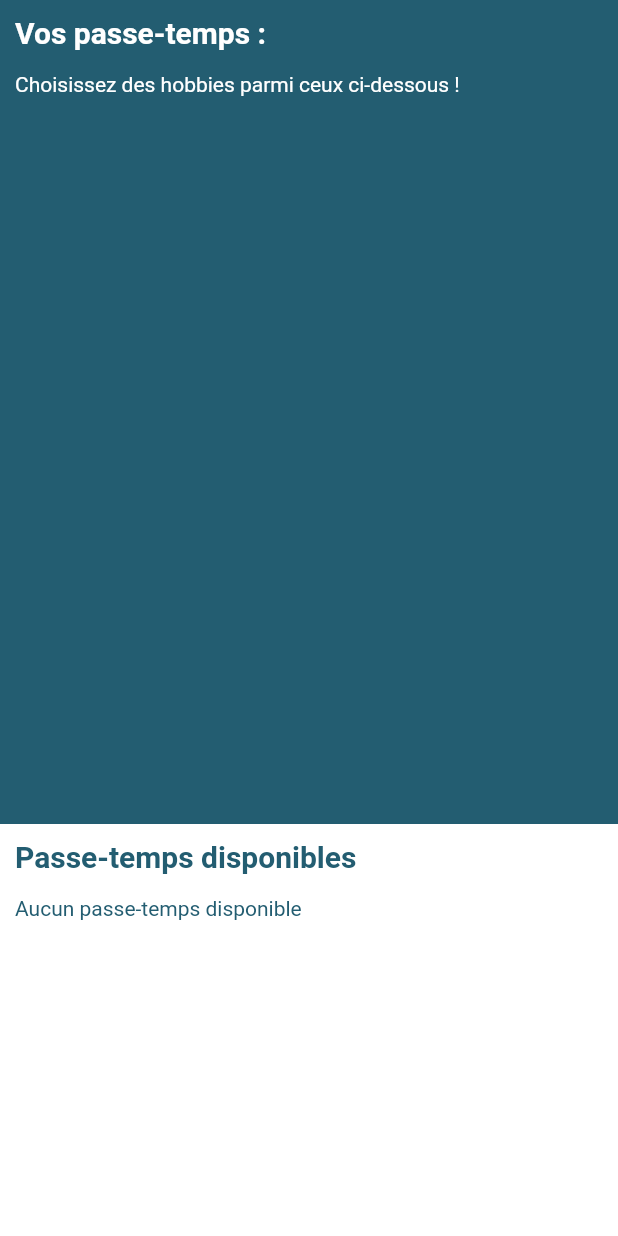
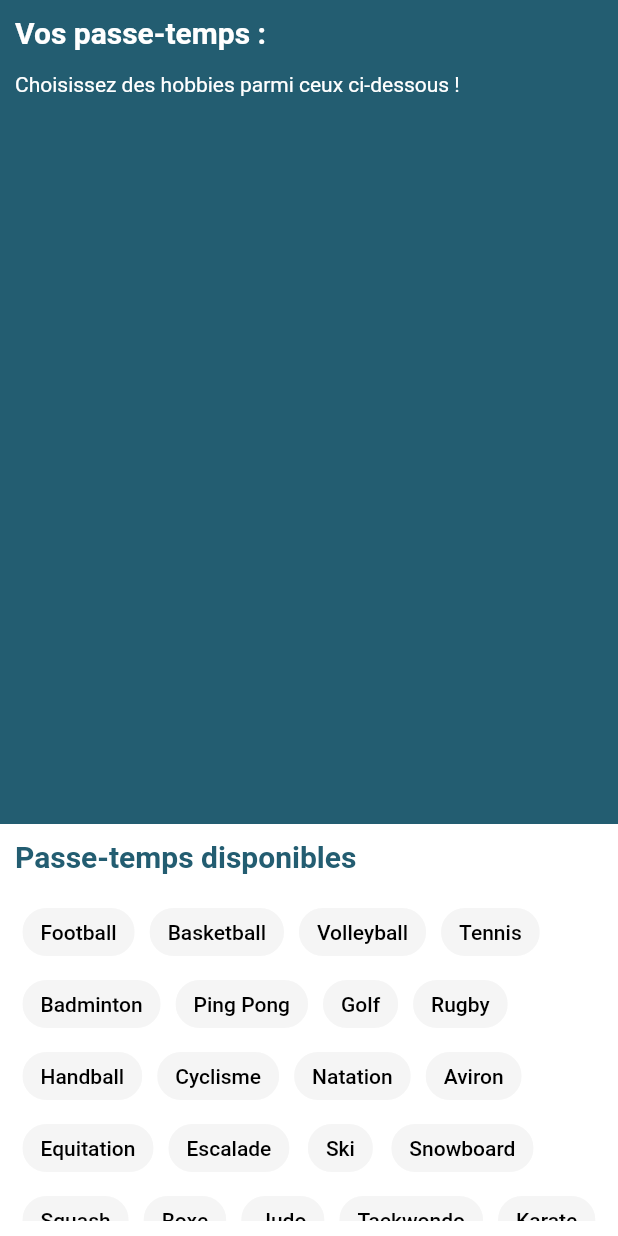
Before and after one commit to williamquach/choose_my_hobbies, a Flutter app: the screen it shows after launch, on a phone screen of 412 x 824 dp. Run offline on Flutter 3.47's test engine with Material 2 defaults, Android fonts, the phone set to English and light mode, and no system bars.

Commit message:
fix(hobbies): uncomment hobbies list

```diff
--- a/lib/main.dart
+++ b/lib/main.dart
@@ -25,93 +25,93 @@ class MyHomePage extends StatefulWidget {
   MyHomePage({Key? key}) : super(key: key);
 
   final List<String> availableHobbies = [
-    // 'Football',
-    // 'Basketball',
-    // 'Volleyball',
-    // 'Tennis',
-    // 'Badminton',
-    // 'Ping Pong',
-    // 'Golf',
-    // 'Rugby',
-    // 'Handball',
-    // 'Cyclisme',
-    // 'Natation',
-    // 'Aviron',
-    // 'Equitation',
-    // 'Escalade',
-    // 'Ski',
-    // 'Snowboard',
-    // 'Squash',
-    // 'Boxe',
-    // 'Judo',
-    // 'Taekwondo',
-    // 'Karate',
-    // 'Aikido',
-    // 'Yoga',
-    // 'Pilates',
-    // 'Danse',
-    // 'Cinéma',
-    // 'Théâtre',
-    // 'Musique',
-    // 'Lecture',
-    // 'Cuisine',
-    // 'Peinture',
-    // 'Photographie',
-    // 'Couture',
-    // 'Tricot',
-    // 'Bricolage',
-    // 'Jardinage',
-    // 'Décoration',
-    // 'Voyage',
-    // 'Camping',
-    // 'Pêche',
-    // 'Chasse',
-    // 'Poker',
-    // 'Billard',
-    // 'Jeux de société',
-    // 'Jeux vidéo',
-    // 'Informatique',
-    // 'Programmation',
-    // 'Robotique',
-    // 'Astronomie',
-    // 'Bricolage',
-    // 'Jardinage',
-    // 'Décoration',
-    // 'Voyage',
-    // 'Camping',
-    // 'Pêche',
-    // 'Chasse',
-    // 'Poker',
-    // 'Billard',
-    // 'Jeux de société',
-    // 'Jeux vidéo',
-    // 'Informatique',
-    // 'Programmation',
-    // 'Robotique',
-    // 'Astronomie',
-    // 'Bricolage',
-    // 'Jardinage',
-    // 'Décoration',
-    // 'Voyage',
-    // 'Camping',
-    // 'Pêche',
-    // 'Chasse',
-    // 'Poker',
-    // 'Billard',
-    // 'Jeux de société',
-    // 'Jeux vidéo',
-    // 'Informatique',
-    // 'Programmation',
-    // 'Robotique',
-    // 'Astronomie',
-    // 'Bricolage',
-    // 'Jardinage',
-    // 'Décoration',
-    // 'Voyage',
-    // 'Camping',
-    // 'Pêche',
-    // 'Chasse',
-    // 'Poker'
+    'Football',
+    'Basketball',
+    'Volleyball',
+    'Tennis',
+    'Badminton',
+    'Ping Pong',
+    'Golf',
+    'Rugby',
+    'Handball',
+    'Cyclisme',
+    'Natation',
+    'Aviron',
+    'Equitation',
+    'Escalade',
+    'Ski',
+    'Snowboard',
+    'Squash',
+    'Boxe',
+    'Judo',
+    'Taekwondo',
+    'Karate',
+    'Aikido',
+    'Yoga',
+    'Pilates',
+    'Danse',
+    'Cinéma',
+    'Théâtre',
+    'Musique',
+    'Lecture',
+    'Cuisine',
+    'Peinture',
+    'Photographie',
+    'Couture',
+    'Tricot',
+    'Bricolage',
+    'Jardinage',
+    'Décoration',
+    'Voyage',
+    'Camping',
+    'Pêche',
+    'Chasse',
+    'Poker',
+    'Billard',
+    'Jeux de société',
+    'Jeux vidéo',
+    'Informatique',
+    'Programmation',
+    'Robotique',
+    'Astronomie',
+    'Bricolage',
+    'Jardinage',
+    'Décoration',
+    'Voyage',
+    'Camping',
+    'Pêche',
+    'Chasse',
+    'Poker',
+    'Billard',
+    'Jeux de société',
+    'Jeux vidéo',
+    'Informatique',
+    'Programmation',
+    'Robotique',
+    'Astronomie',
+    'Bricolage',
+    'Jardinage',
+    'Décoration',
+    'Voyage',
+    'Camping',
+    'Pêche',
+    'Chasse',
+    'Poker',
+    'Billard',
+    'Jeux de société',
+    'Jeux vidéo',
+    'Informatique',
+    'Programmation',
+    'Robotique',
+    'Astronomie',
+    'Bricolage',
+    'Jardinage',
+    'Décoration',
+    'Voyage',
+    'Camping',
+    'Pêche',
+    'Chasse',
+    'Poker'
   ];
 
   @override
```
